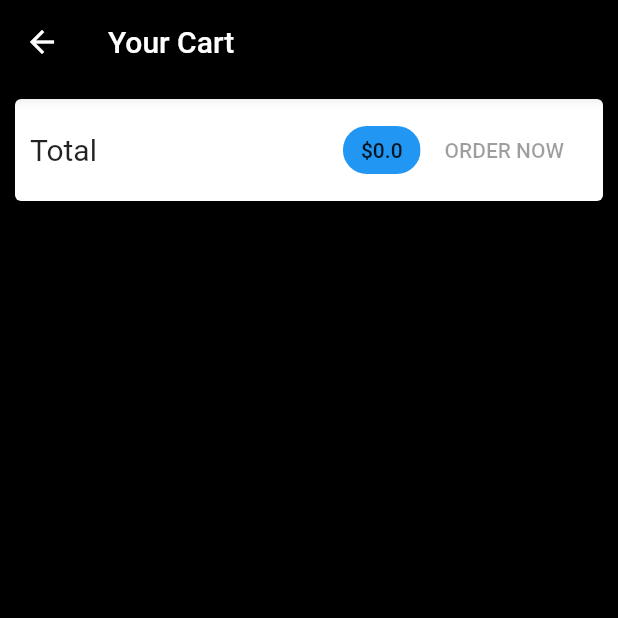
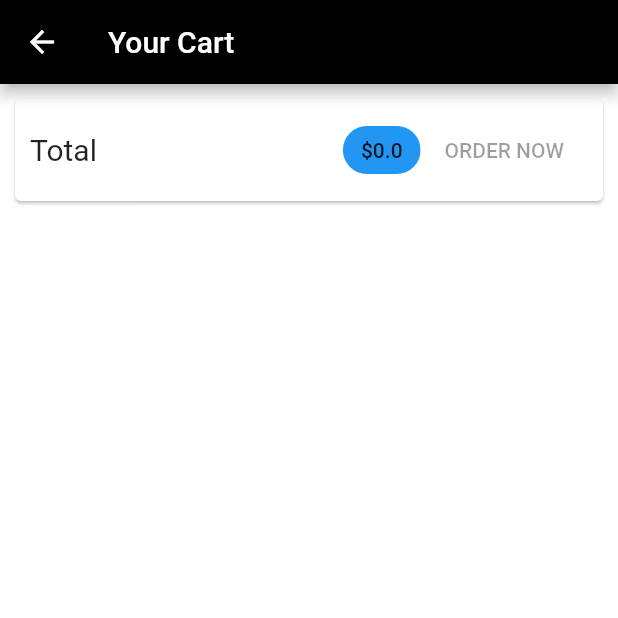
Before and after one commit to AnuragSingh183/Shop-App, a Flutter app: the CartScreen screen opened by its route, on a phone screen of 412 x 824 dp, the top half of it. Run offline on Flutter 3.47's test engine with Material 2 defaults, Android fonts, the phone set to English and light mode, and no system bars; network calls fail.

Commit message:
ui improved

```diff
--- a/lib/screens/cart_screen.dart
+++ b/lib/screens/cart_screen.dart
@@ -20,9 +20,9 @@ class _CartScreenState extends State<CartScreen> {
     final wish =
         Provider.of<Cart>(context); //<> contains the class with change notifier
     return Scaffold(
-      backgroundColor: Colors.black,
+      backgroundColor: Colors.white,
       appBar: AppBar(
-        backgroundColor: Colors.transparent,
+        backgroundColor: Colors.black,
         title: Text("Your Cart"),
       ),
       body: _isLoading
--- a/lib/screens/orders_screen.dart
+++ b/lib/screens/orders_screen.dart
@@ -32,9 +32,9 @@ class _OrderScreenState extends State<OrderScreen> {
   Widget build(BuildContext context) {
     final orderData = Provider.of<Orders>(context);
     return Scaffold(
-        backgroundColor: Colors.black,
+        backgroundColor: Colors.white,
         appBar: AppBar(
-          backgroundColor: Colors.transparent,
+          backgroundColor: Colors.black,
           title: Text("Your Orders"),
         ),
         drawer: AppDrawer(),
--- a/lib/screens/product_detail.dart
+++ b/lib/screens/product_detail.dart
@@ -16,7 +16,7 @@ class ProductDetail extends StatelessWidget {
         Provider.of<Products>(context, listen: false).findbyId(ProductId);
     return Scaffold(
       appBar: AppBar(
-        backgroundColor: Colors.black,
+        backgroundColor: Colors.white,
         title: Text(loaded.title),
       ),
       body: Column(
```
